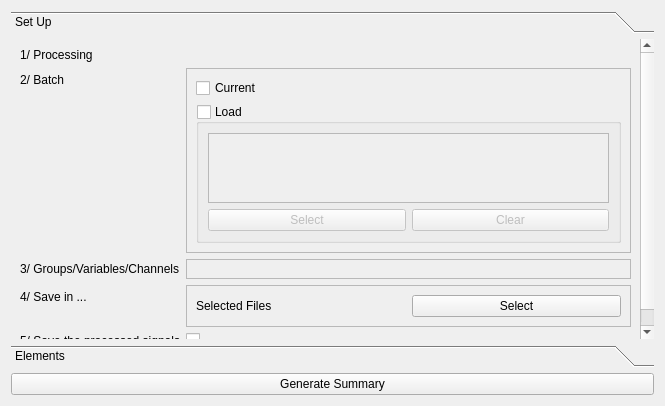
First picture: the form in hdemg_viewer_exemple/Qt_creator/EMGExplorer_qt/AnalysisWin.ui, repository anaisalexia/EMGExplorer, before the edit.
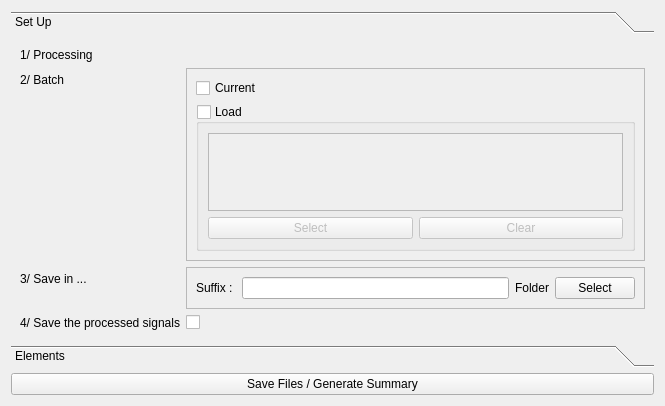
Second picture: the form after the edit. The open tabs and pages were chosen to show the change.

```diff
--- a/hdemg_viewer_exemple/Qt_creator/EMGExplorer_qt/AnalysisWin.ui
+++ b/hdemg_viewer_exemple/Qt_creator/EMGExplorer_qt/AnalysisWin.ui
@@ -23,9 +23,9 @@
       <property name="geometry">
        <rect>
         <x>0</x>
-        <y>-12</y>
-        <width>633</width>
-        <height>317</height>
+        <y>0</y>
+        <width>643</width>
+        <height>305</height>
        </rect>
       </property>
       <attribute name="label">
@@ -106,35 +106,13 @@
           </widget>
          </item>
          <item row="2" column="0">
-          <widget class="QLabel" name="label_5">
-           <property name="text">
-            <string>3/ Groups/Variables/Channels</string>
-           </property>
-          </widget>
-         </item>
-         <item row="2" column="1">
-          <widget class="QFrame" name="frame_2">
-           <property name="frameShape">
-            <enum>QFrame::StyledPanel</enum>
-           </property>
-           <property name="frameShadow">
-            <enum>QFrame::Raised</enum>
-           </property>
-           <layout class="QHBoxLayout" name="horizontalLayout">
-            <item>
-             <layout class="QHBoxLayout" name="layout_GrVarCh"/>
-            </item>
-           </layout>
-          </widget>
-         </item>
-         <item row="3" column="0">
           <widget class="QLabel" name="label_3">
            <property name="text">
-            <string>4/ Save in ...</string>
+            <string>3/ Save in ...</string>
            </property>
           </widget>
          </item>
-         <item row="3" column="1">
+         <item row="2" column="1">
           <widget class="QFrame" name="frame_3">
            <property name="frameShape">
             <enum>QFrame::StyledPanel</enum>
@@ -143,10 +121,20 @@
             <enum>QFrame::Raised</enum>
            </property>
            <layout class="QHBoxLayout" name="horizontalLayout_2">
+            <item>
+             <widget class="QLabel" name="label_5">
+              <property name="text">
+               <string>Suffix : </string>
+              </property>
+             </widget>
+            </item>
+            <item>
+             <widget class="QLineEdit" name="lineEdit_suffixFile"/>
+            </item>
             <item>
              <widget class="QLabel" name="label_savePath">
               <property name="text">
-               <string>Selected Files</string>
+               <string>Folder</string>
               </property>
              </widget>
             </item>
@@ -160,14 +148,14 @@
            </layout>
           </widget>
          </item>
-         <item row="4" column="0">
+         <item row="3" column="0">
           <widget class="QLabel" name="label_4">
            <property name="text">
-            <string>5/ Save the processed signals</string>
+            <string>4/ Save the processed signals</string>
            </property>
           </widget>
          </item>
-         <item row="4" column="1">
+         <item row="3" column="1">
           <widget class="QCheckBox" name="checkBox_saveProcessing">
            <property name="text">
             <string/>
@@ -259,7 +247,7 @@
    <item>
     <widget class="QPushButton" name="button_generate">
      <property name="text">
-      <string>Generate Summary</string>
+      <string>Save Files / Generate Summary</string>
      </property>
     </widget>
    </item>
```
Left out of the diff: 27 changed lines with no effect on the pictures.
